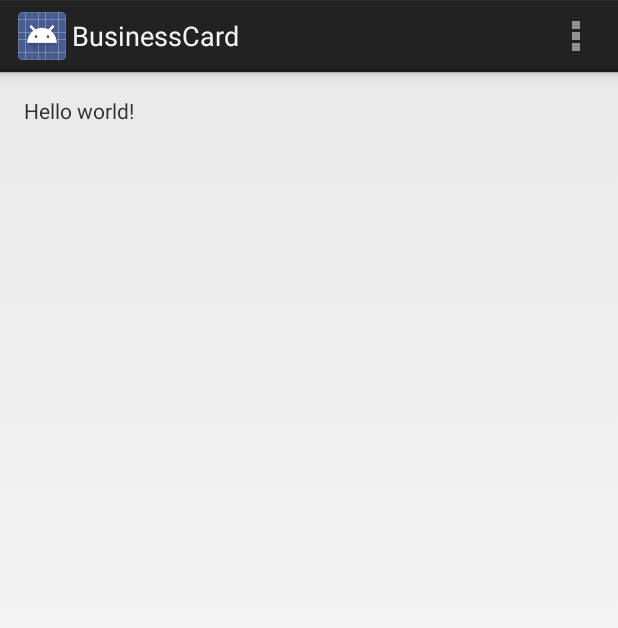
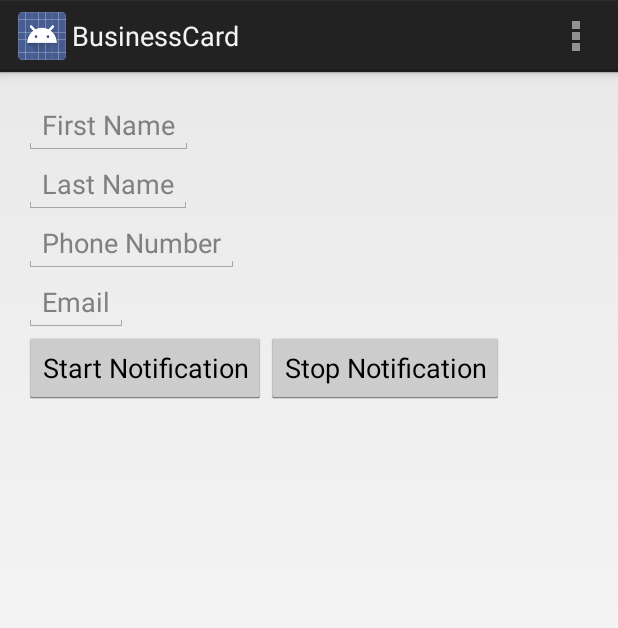
Before and after one commit to dlucci/BusinessCard, an Android app: the screen it shows after launch (CardActivity), on a phone screen of 412 x 824 dp. Shown: the top 628 px of the screen. Run offline under Robolectric (Android 15) with nearby library versions, the phone set to English and light mode, and no system bars.

```diff
--- a/app/src/main/java/com/dlucci/businesscard/CardActivity.java
+++ b/app/src/main/java/com/dlucci/businesscard/CardActivity.java
@@ -1,17 +1,54 @@
 package com.dlucci.businesscard;
 
 import android.app.Activity;
+import android.app.Notification;
+import android.app.NotificationManager;
+import android.app.PendingIntent;
 import android.os.Bundle;
 import android.view.Menu;
 import android.view.MenuItem;
+import android.view.View;
+import android.view.View.OnClickListener;
+import android.widget.Button;
+import android.widget.EditText;
 
 
-public class CardActivity extends Activity {
+public class CardActivity extends Activity implements OnClickListener {
+
+    private EditText firstName, lastName, email, phoneNumber;
+    private Button start, stop;
+
+    private static String fName, lName, pEmail, pNumber;
+
+    private static Notification.Builder builder;
+    private static NotificationManager notification;
+
+    private static PendingIntent pIntent;
 
     @Override
     protected void onCreate(Bundle savedInstanceState) {
         super.onCreate(savedInstanceState);
         setContentView(R.layout.activity_card);
+
+        firstName = (EditText) findViewById(R.id.firstName);
+        lastName = (EditText) findViewById(R.id.lastName);
+        email = (EditText) findViewById(R.id.email);
+        phoneNumber = (EditText) findViewById(R.id.phoneNumber);
+
+        start = (Button)findViewById(R.id.start);
+        stop = (Button) findViewById(R.id.stop);
+
+        start.setOnClickListener(this);
+        stop.setOnClickListener(this);
+
+        builder = new Notification.Builder(this).setSmallIcon(R.drawable.ic_launcher)
+                .setContentTitle("Business Card")
+                .setContentText("Send information")
+                .addAction(R.drawable.ic_launcher, "Text", pIntent)
+                .addAction(R.drawable.ic_launcher, "Email", pIntent)
+                .setOngoing(true);
+        notification = (NotificationManager) getSystemService(NOTIFICATION_SERVICE);
+
     }
 
 
@@ -33,4 +70,21 @@ public class CardActivity extends Activity {
         }
         return super.onOptionsItemSelected(item);
     }
+
+    @Override
+    public void onClick(View v) {
+        int id = v.getId();
+        if(id == start.getId()){
+            fName = firstName.getText().toString();
+            lName = lastName.getText().toString();
+            pEmail = email.getText().toString();
+            pNumber = phoneNumber.getText().toString();
+            notification.notify(1, builder.build());
+        } else if(id == stop.getId()){
+            notification.cancel(1);
+        }
+
+    }
+
+    //private class
 }
--- a/app/src/main/res/layout/activity_card.xml
+++ b/app/src/main/res/layout/activity_card.xml
@@ -1,4 +1,4 @@
-<RelativeLayout xmlns:android="http://schemas.android.com/apk/res/android"
+<LinearLayout xmlns:android="http://schemas.android.com/apk/res/android"
     xmlns:tools="http://schemas.android.com/tools"
     android:layout_width="match_parent"
     android:layout_height="match_parent"
@@ -6,11 +6,43 @@
     android:paddingRight="@dimen/activity_horizontal_margin"
     android:paddingTop="@dimen/activity_vertical_margin"
     android:paddingBottom="@dimen/activity_vertical_margin"
-    tools:context=".CardActivity">
+    tools:context=".CardActivity"
+    android:orientation="vertical">
 
-    <TextView
-        android:text="@string/hello_world"
+    <EditText
+        android:id="@+id/firstName"
+        android:hint="First Name"
         android:layout_width="wrap_content"
         android:layout_height="wrap_content" />
+    <EditText
+        android:id="@+id/lastName"
+        android:hint="Last Name"
+        android:layout_width="wrap_content"
+        android:layout_height="wrap_content" />
+    <EditText
+        android:id="@+id/phoneNumber"
+        android:hint="Phone Number"
+        android:layout_width="wrap_content"
+        android:layout_height="wrap_content" />
+    <EditText
+        android:id="@+id/email"
+        android:hint="Email"
+        android:layout_width="wrap_content"
+        android:layout_height="wrap_content" />
+    <LinearLayout
+        android:layout_width="match_parent"
+        android:layout_height="match_parent"
+        android:orientation="horizontal">
+            <Button
+                android:id="@+id/start"
+                android:text="Start Notification"
+                android:layout_width="wrap_content"
+                android:layout_height="wrap_content" />
+            <Button
+                android:id="@+id/stop"
+                android:text="Stop Notification"
+                android:layout_width="wrap_content"
+                android:layout_height="wrap_content" />
+        </LinearLayout>
 
-</RelativeLayout>
+</LinearLayout>
```
Also changed, not shown: 1 other file.
